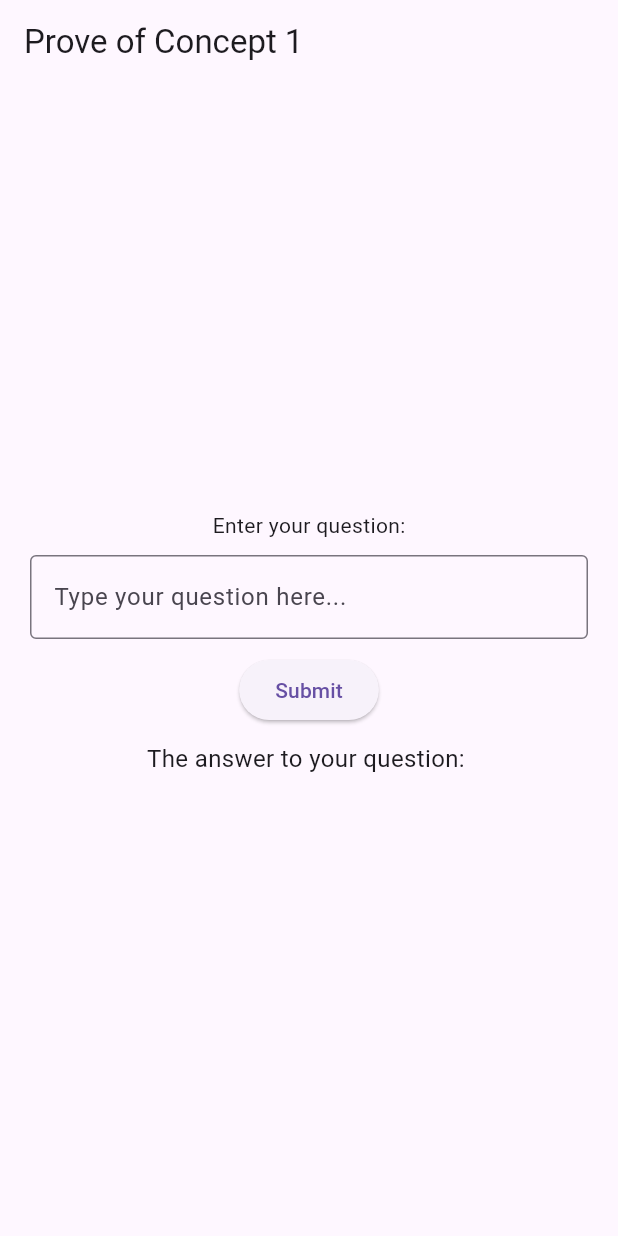
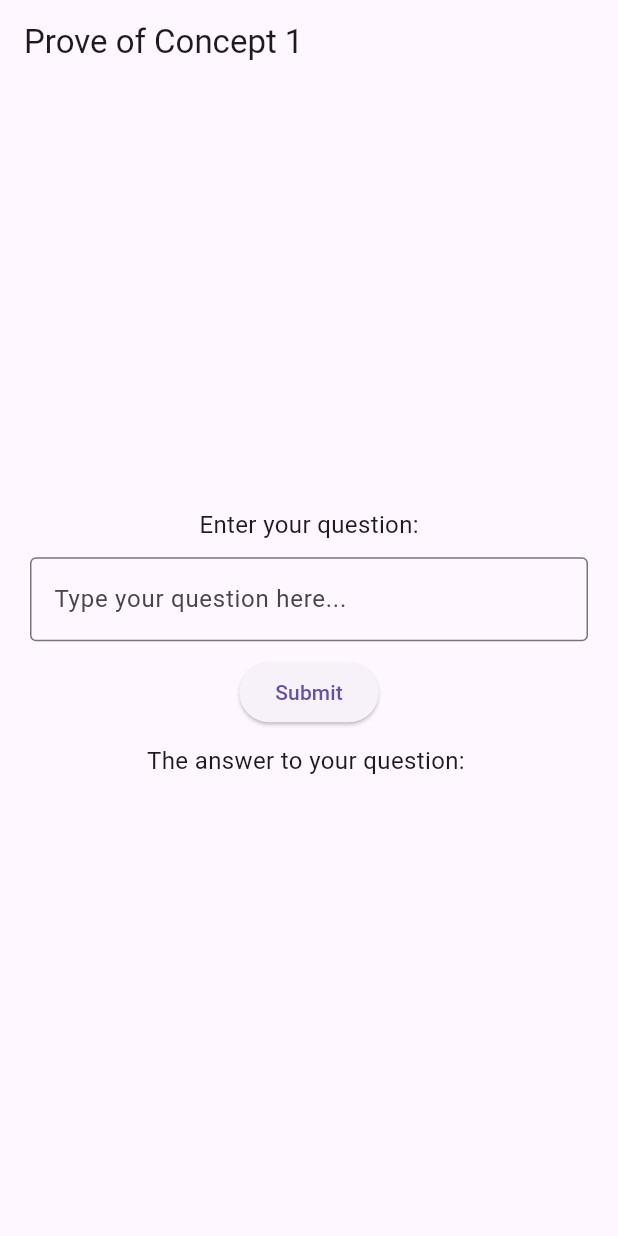
Before and after one commit to MrLukaszRyszard/flutter_GenAI_PoC1, a Flutter app: the screen it shows after launch, on a phone screen of 412 x 824 dp. Run offline on Flutter 3.47's test engine with Material 3 defaults, Android fonts, the phone set to English and light mode, and no system bars.

Commit message:
Text above input size

```diff
--- a/lib/main.dart
+++ b/lib/main.dart
@@ -50,7 +50,9 @@ class _MyHomePageState extends State<MyHomePage> {
 
   @override
   Widget build(BuildContext context) {
+    //final theme = Theme.of(context);
     return Scaffold(
+      //backgroundColor: theme.colorScheme.onSecondary,
       appBar: AppBar(
         title: Text('Prove of Concept 1'),
       ),
@@ -58,7 +60,10 @@ class _MyHomePageState extends State<MyHomePage> {
         child: Column(
           mainAxisAlignment: MainAxisAlignment.center,
           children: [
-            Text('Enter your question:'),
+            Text(
+              'Enter your question:',
+              style: TextStyle(fontSize: 16),
+            ),
             SizedBox(height: 10),
             Padding(
               padding: EdgeInsets.symmetric(horizontal: 20),
```
